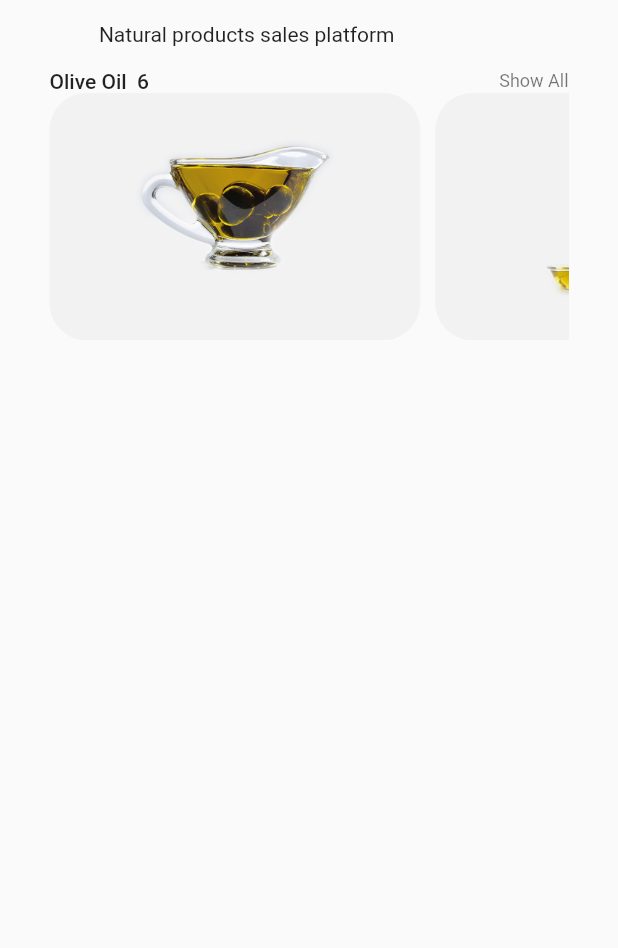
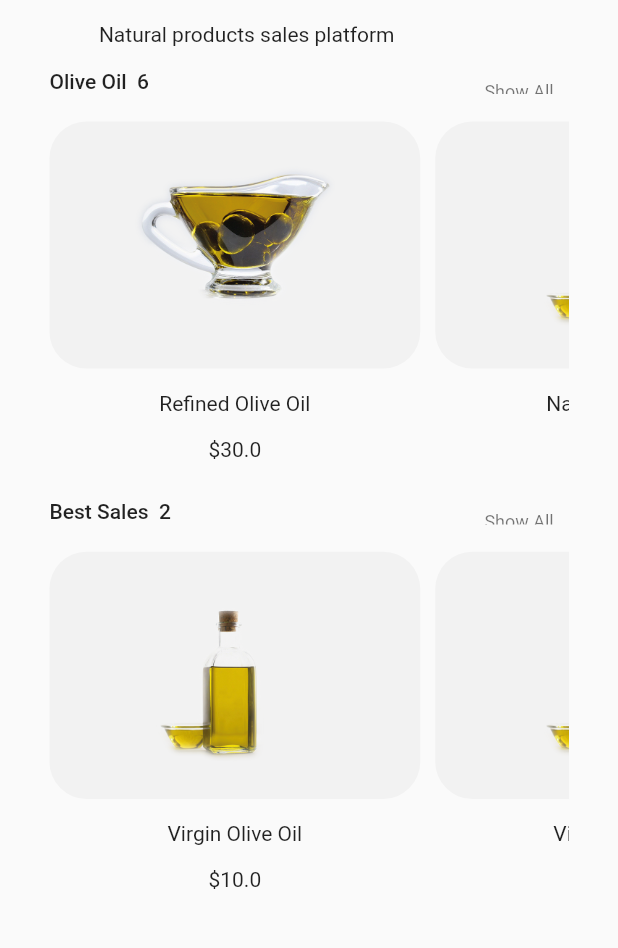
Before and after one commit to nyzmemre/shopping_app, a Flutter app: the screen it shows after launch, on a phone screen of 412 x 824 dp, the part 57-1005 px from its top. Run offline on Flutter 3.47's test engine with Material 2 defaults, Android fonts, the phone set to English and light mode, and no system bars.

Commit message:
refactoring homepage code

```diff
--- a/lib/models/product.dart
+++ b/lib/models/product.dart
@@ -7,8 +7,9 @@ class Product {
   bool isAddCart;
   bool isAvailable;
   List<String> imgURL;
+  int numberOfSales;
 
   Product(this.id, this.name, this.stock, this.price, this.isAddBasket, this.isAddCart,
-      this.isAvailable, this.imgURL);
+      this.isAvailable, this.imgURL, this.numberOfSales);
 
 }
--- a/lib/product_data/olive_oil_data.dart
+++ b/lib/product_data/olive_oil_data.dart
@@ -4,15 +4,20 @@ import '../models/product.dart';
 
 class OliveOilData {
   List<Product> _oliveOilList=[
-    Product(0, "Refined Olive Oil", 25, 30,false, false, true, [oliveOil1, oliveOil3]),
-    Product(1, "Natural Olive Oil", 15, 50,false, false, true, [oliveOil2, oliveOil4,oliveOil5]),
-    Product(2, "Virgin Olive Oil", 55, 10,false, false, true, [oliveOil2, oliveOil4, oliveOil3, oliveOil5]),
-    Product(3, "Virgin Olive Oil", 20, 10,false, false, true, [oliveOil2, oliveOil4, oliveOil3, oliveOil5]),
-    Product(4, "Extra Virgin Olive Oil", 50, 20,false, false, true, [oliveOil3, oliveOil2, oliveOil1]),
-    Product(5, "Pomace  Olive Oil", 45, 5,false, false, true, [oliveOil2, oliveOil3]),
+    Product(0, "Refined Olive Oil", 25, 30,false, false, true, [oliveOil1, oliveOil3],0),
+    Product(1, "Natural Olive Oil", 15, 50,false, false, true, [oliveOil2, oliveOil4,oliveOil5],0),
+    Product(2, "Virgin Olive Oil", 55, 10,false, false, true, [oliveOil2, oliveOil4, oliveOil3, oliveOil5],3),
+    Product(3, "Virgin Olive Oil", 20, 10,false, false, true, [oliveOil2, oliveOil4, oliveOil3, oliveOil5],1),
+    Product(4, "Extra Virgin Olive Oil", 50, 20,false, false, true, [oliveOil3, oliveOil2, oliveOil1],0),
+    Product(5, "Pomace  Olive Oil", 45, 5,false, false, true, [oliveOil2, oliveOil3],0),
+  ];
+
+  List<Product>_bestOliveOils=[
+    Product(2, "Virgin Olive Oil", 55, 10,false, false, true, [oliveOil2, oliveOil4, oliveOil3, oliveOil5],3),
+    Product(3, "Virgin Olive Oil", 20, 10,false, false, true, [oliveOil2, oliveOil4, oliveOil3, oliveOil5],1),
   ];
 
   List<Product> get oliveOilList=>_oliveOilList;
-
+  List<Product> get bestOliveOils=>_bestOliveOils;
 
 }
--- a/lib/screens/homepage.dart
+++ b/lib/screens/homepage.dart
@@ -1,5 +1,6 @@
 import 'package:flutter/material.dart';
 import 'package:flutter/rendering.dart';
+import 'package:shopping_app/models/product.dart';
 import 'package:shopping_app/product_data/olive_oil_data.dart';
 import 'package:shopping_app/utils/components/my_container.dart';
 import 'package:shopping_app/utils/constants/extensions/extensions.dart';
@@ -9,10 +10,10 @@ import 'package:shopping_app/utils/constants/texts/subtiitles.dart';
 class HomePage extends StatelessWidget {
   HomePage({Key? key}) : super(key: key);
 
-  final OliveOilData _oliveOilData=OliveOilData();
+  final OliveOilData _oliveOilData = OliveOilData();
+
   @override
   Widget build(BuildContext context) {
-
     return Scaffold(
       body: Padding(
         padding: context.horizontalPadding,
@@ -21,32 +22,80 @@ class HomePage extends StatelessWidget {
             context.fifteenSizedBox,
             homePageTopTexts(context),
             context.fifteenSizedBox,
-            Row(
-              mainAxisAlignment: MainAxisAlignment.spaceBetween,
-              children: [
-                Text(oliveOil+"  "+_oliveOilData.oliveOilList.length.toString(), style: Theme.of(context).textTheme.bodyText1,),
-                Text(showAll, style: Theme.of(context).textTheme.caption,),
+            productListWidget(context, _oliveOilData.oliveOilList, oliveOil,
+                _oliveOilData.oliveOilList.length),
+            context.fifteenSizedBox,
+            productListWidget(context, _oliveOilData.bestOliveOils, bestSales,
+                _oliveOilData.bestOliveOils.length),
           ],
         ),
+      ),
+    );
+  }
+
+  Widget productListWidget(BuildContext context, List<Product> list,
+      String productName, int productCounter) {
+    return Column(
+      children: [
+        productHeader(context, productName, productCounter),
         SizedBox(
-              height: context.height*0.2,
+          height: context.height * 0.3,
           child: ListView.builder(
+              shrinkWrap: true,
               scrollDirection: Axis.horizontal,
               itemCount: 2,
               itemBuilder: (context, int index) {
                 return Row(
                   children: [
+                    SingleChildScrollView(
+                      child: Column(
+                        children: [
                           MyContainer(
-                        child: Image.asset(_oliveOilData.oliveOilList[index].imgURL[0]),
+                            child: Image.asset(list[index].imgURL[0]),
+                          ),
+                          context.fifteenSizedBox,
+                          Text(list[index].name),
+                          context.fifteenSizedBox,
+                          Text("\$" + list[index].price.toString()),
+                        ],
+                      ),
                     ),
                     context.horTenSizedBox,
                   ],
                 );
+              }),
+        ),
+      ],
+    );
   }
+
+  Widget productHeader(
+      BuildContext context, String productName, int productCounter) {
+    return Container(
+      height: context.height * 0.03,
+      width: context.height * 0.3 * 2,
+      child: Stack(
+        children: [
+          Positioned(
+            top: 0,
+           bottom: 0,
+            child: Text(
+              productName + "  " + productCounter.toString(),
+              style: Theme.of(context).textTheme.bodyText1,
             ),
           ),
+          Positioned(
+            top: 0,
+            bottom: 0,
+            right: 1,
+            child: TextButton(
+                onPressed: () {},
+                child: Text(
+                  showAll,
+                  style: Theme.of(context).textTheme.caption,
+                )),
+          ),
         ],
-        ),
       ),
     );
   }
@@ -57,9 +106,15 @@ class HomePage extends StatelessWidget {
       child: Column(
         crossAxisAlignment: CrossAxisAlignment.start,
         children: [
-              Text(welcome, style: Theme.of(context).textTheme.headline6,),
+          Text(
+            welcome,
+            style: Theme.of(context).textTheme.headline6,
+          ),
           context.fifteenSizedBox,
-              Text(appInfo, style: Theme.of(context).textTheme.bodyText2,),
+          Text(
+            appInfo,
+            style: Theme.of(context).textTheme.bodyText2,
+          ),
         ],
       ),
     );
--- a/lib/utils/constants/texts/headers.dart
+++ b/lib/utils/constants/texts/headers.dart
@@ -1,4 +1,5 @@
 const String appName="Shopping App";
 const String products="Products";
+const String bestSales="Best Sales";
 const String oliveOil="Olive Oil";
 const String welcome="Welcome Shopping App";
```
Lines whose indentation alone changed are shown as unchanged.
